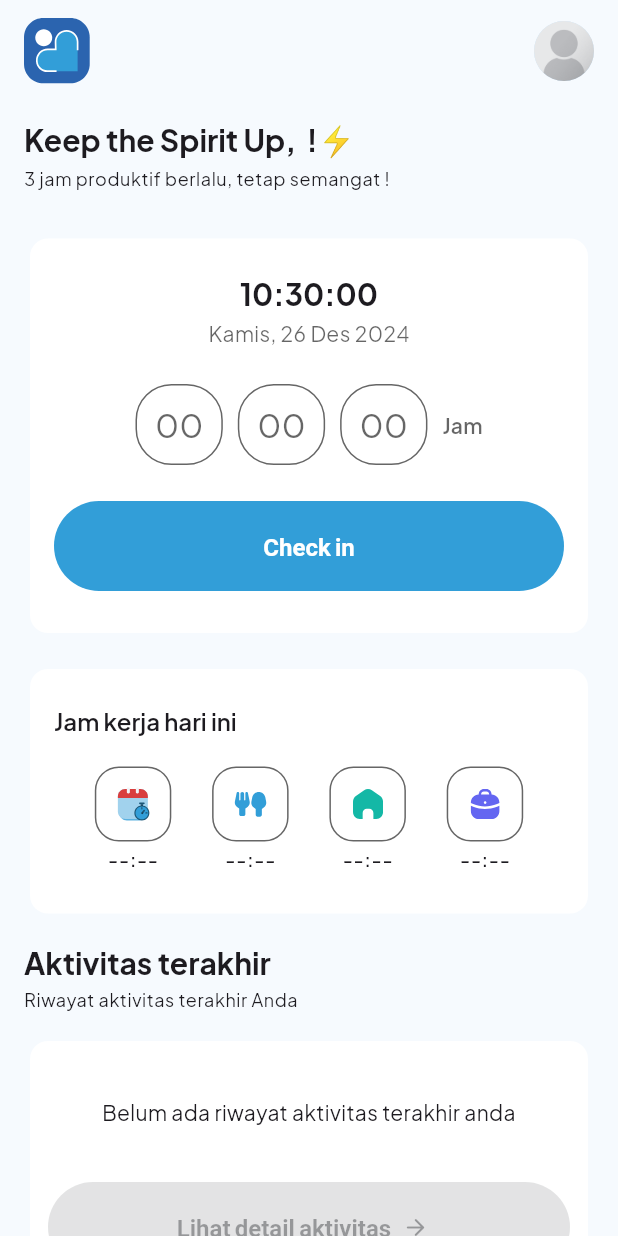
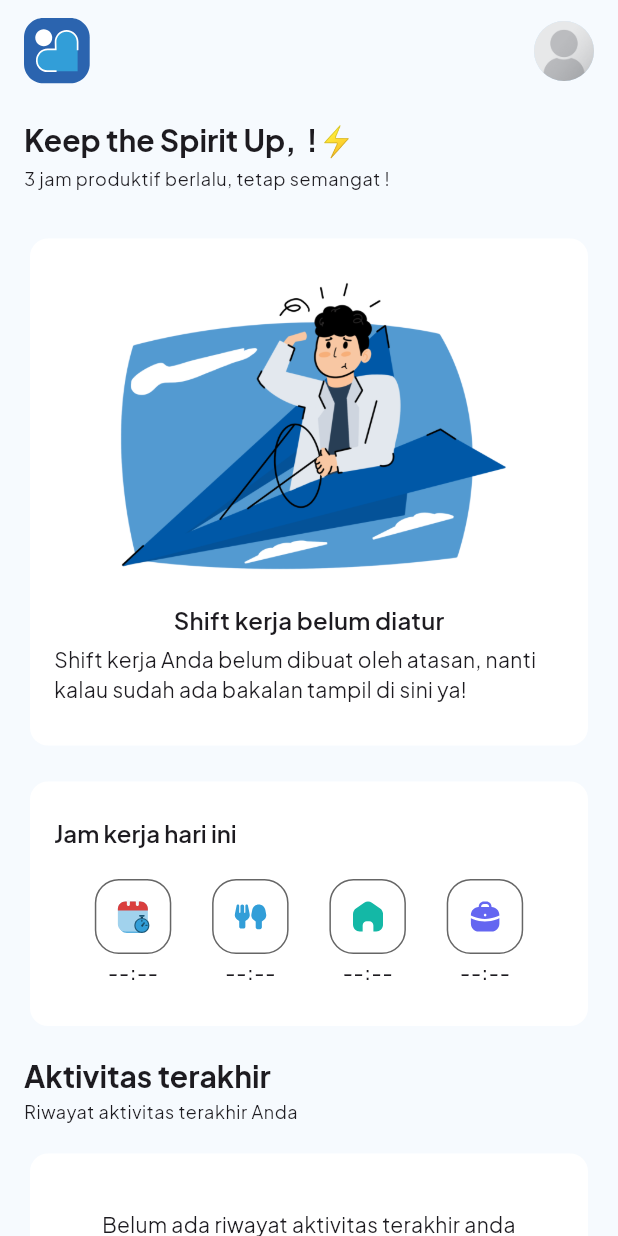
Before and after one commit to andrean-assist/kerjaa, a Flutter app: the HomeView screen opened by its route, on a phone screen of 412 x 824 dp. Run offline on Flutter 3.47's test engine with Material 3 defaults, Android fonts, the phone set to English and light mode, and no system bars; drawn by our look-alikes of auto_size_text, cached_network_image, skeletonizer; our stand-ins replace action_slider, connectivity_plus, device_info_plus, flutter_map, flutter_svg, freezed_annotation and 7 more; missing offline and left inert: app_settings, camerawesome, google_mlkit_face_detection; accounts and stored records are empty; network calls fail.

```diff
--- a/lib/app/modules/face_setup/controllers/face_setup_controller.dart
+++ b/lib/app/modules/face_setup/controllers/face_setup_controller.dart
@@ -251,6 +251,7 @@ class FaceSetupController extends GetxController {
                     _initC.setTimeStorage(ConstantsKeys.startTimeWork);
                   }
                 }
+
                 print(
                     "Wajah sedang tersenyum (Probabilitas: $smilingProbability)");
               } else {
--- a/lib/app/modules/home/controllers/home_controller.dart
+++ b/lib/app/modules/home/controllers/home_controller.dart
@@ -413,7 +413,7 @@ class HomeController extends GetxController {
         'organizationId': _organizationId,
       };
 
-      print('req params = $params ');
+      // print('req params = $params ');
 
       try {
         final res = await _homeS.isAlreadyCheckedIn(params);
@@ -670,4 +670,9 @@ class HomeController extends GetxController {
     _startTimeObserver = null;
     super.onClose();
   }
+
+  bool isShiftEnabled() {
+    final shift = dataDashboard?.shift;
+    return shift != null;
+  }
 }
--- a/lib/app/modules/home/views/home_view.dart
+++ b/lib/app/modules/home/views/home_view.dart
@@ -39,21 +39,7 @@ class HomeView extends GetView<HomeController> {
           child: Column(
             crossAxisAlignment: CrossAxisAlignment.start,
             children: [
-              StreamBuilder(
-                  stream: TimeHelper.streamDateTime(),
-                  builder: (context, snapshot) {
-                    final dateTime = snapshot.data;
-                    final message = controller.greetingMessage(dateTime);
-
-                    return Skeletonizer(
-                      enabled: dateTime == null,
-                      child: _builderTextDisplay(
-                        textTheme: textTheme,
-                        title: message.$1,
-                        subtitle: message.$2,
-                      ),
-                    );
-                  }),
+              _builderGreetingMessage(textTheme),
               const SizedBox(height: 28),
               _builderHeaderCard(context),
               const SizedBox(height: 16),
@@ -122,6 +108,25 @@ class HomeView extends GetView<HomeController> {
     );
   }
 
+  Widget _builderGreetingMessage(TextTheme textTheme) {
+    return StreamBuilder(
+      stream: TimeHelper.streamDateTime(),
+      builder: (context, snapshot) {
+        final dateTime = snapshot.data;
+        final message = controller.greetingMessage(dateTime);
+
+        return Skeletonizer(
+          enabled: dateTime == null,
+          child: _builderTextDisplay(
+            textTheme: textTheme,
+            title: message.$1,
+            subtitle: message.$2,
+          ),
+        );
+      },
+    );
+  }
+
   Widget _builderTextDisplay({
     required TextTheme textTheme,
     required String title,
@@ -154,6 +159,11 @@ class HomeView extends GetView<HomeController> {
       context: context,
       inPadding: const EdgeInsets.fromLTRB(16, 24, 16, 28),
       color: theme.colorScheme.surfaceContainerLowest,
+      child: SizedBox(
+        width: double.infinity,
+        child: Visibility(
+          visible: controller.isShiftEnabled(),
+          replacement: _builderDisabledShift(context),
           child: Column(
             children: [
               StreamBuilder(
@@ -214,6 +224,33 @@ class HomeView extends GetView<HomeController> {
               _builderBtnAbsence(context),
             ],
           ),
+        ),
+      ),
+    );
+  }
+
+  Widget _builderDisabledShift(BuildContext context) {
+    final textTheme = context.textTheme;
+    final size = context.mediaQuerySize;
+    return Column(
+      children: [
+        Image.asset(
+          ConstantsAssets.imgNotAllowedAttendance,
+          height: size.height * 0.25,
+        ),
+        const SizedBox(height: 12),
+        Text(
+          'Shift kerja belum diatur',
+          style: textTheme.titleMedium?.copyWith(
+            fontWeight: SharedTheme.semiBold,
+          ),
+        ),
+        const SizedBox(height: 4),
+        Text(
+          'Shift kerja Anda belum dibuat oleh atasan, nanti kalau sudah ada bakalan tampil di sini ya!',
+          style: textTheme.bodyMedium,
+        ),
+      ],
     );
   }
 
@@ -303,7 +340,7 @@ class HomeView extends GetView<HomeController> {
                   style: style,
                   onPressed: () {
                     if (statusAbsence == StatusAbsenceSetup.checkIn) {
-                      _showModalShift(context, textTheme);
+                      _showModalShift(context);
                     } else {
                       controller.moveToMaps(statusAbsence);
                     }
@@ -620,13 +657,7 @@ class HomeView extends GetView<HomeController> {
     );
   }
 
-  void _showModalShift(BuildContext context, TextTheme textTheme) {
-    final data = controller.dataDashboard?.shift;
-    final isVisibleMorning = data?.pagi?.disabledShift ?? false;
-    final isVisibleDay = data?.siang?.disabledShift ?? false;
-    final isVisibleNight = data?.malam?.disabledShift ?? false;
-
-    if (isVisibleMorning || isVisibleDay || isVisibleNight) {
+  void _showModalShift(BuildContext context) {
     Modals.bottomSheet(
       context: context,
       content: const ShiftModal(),
@@ -636,6 +667,7 @@ class HomeView extends GetView<HomeController> {
           Obx(
             () => Buttons.filled(
               width: double.infinity,
+              state: controller.isLoading.value,
               onPressed: (controller.shift.value != null)
                   ? controller.checkIsAlreadyCheckin
                   : null,
@@ -651,12 +683,5 @@ class HomeView extends GetView<HomeController> {
         ],
       ),
     );
-    } else {
-      Snackbar.success(
-        context: context,
-        content: 'Shift kerja anda belum di atur oleh admin',
-        behavior: SnackBarBehavior.floating,
-      );
   }
 }
-}
--- a/lib/main.dart
+++ b/lib/main.dart
@@ -2,6 +2,7 @@ import 'package:assist_hadir/shared/shared_theme.dart';
 import 'package:assist_hadir/utils/constants_strings.dart';
 import 'package:flutter/material.dart';
 import 'package:flutter/rendering.dart';
+import 'package:flutter/services.dart';
 import 'package:flutter_localizations/flutter_localizations.dart';
 import 'package:get/get.dart';
 
@@ -11,6 +12,10 @@ import 'app/routes/app_pages.dart';
 void main() {
   WidgetsFlutterBinding.ensureInitialized();
   // debugPaintSizeEnabled = true;
+  SystemChrome.setPreferredOrientations([
+    DeviceOrientation.portraitUp,
+    DeviceOrientation.portraitDown,
+  ]);
   runApp(const MyApp());
 }
 
```
Lines whose indentation alone changed are shown as unchanged.
